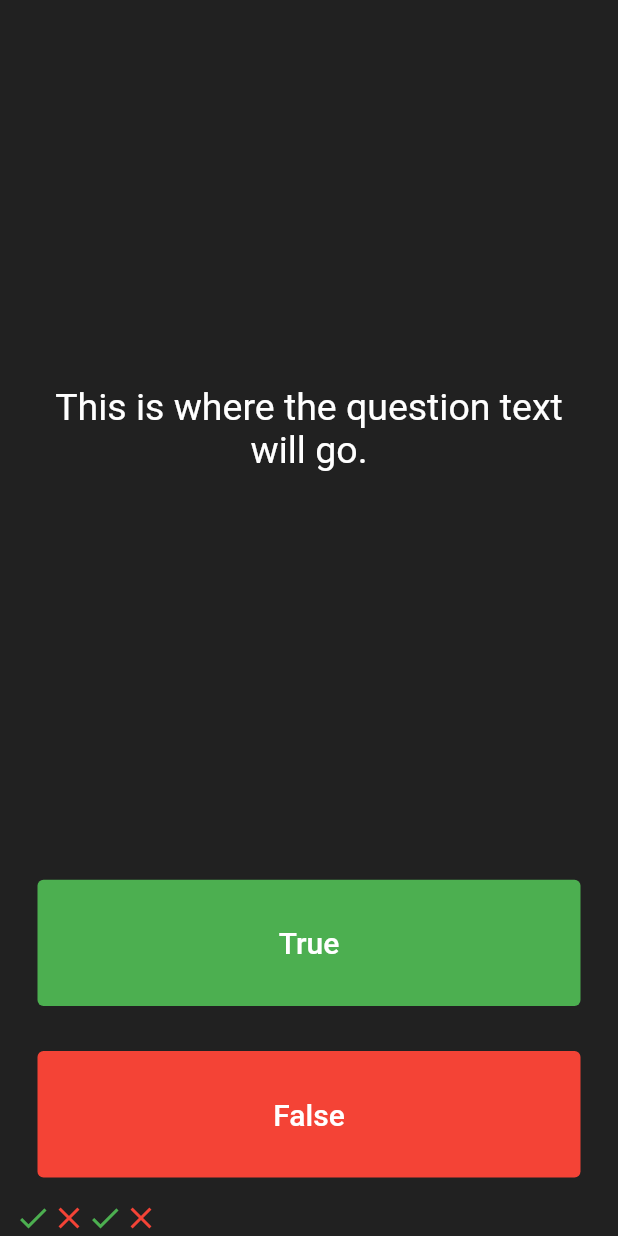
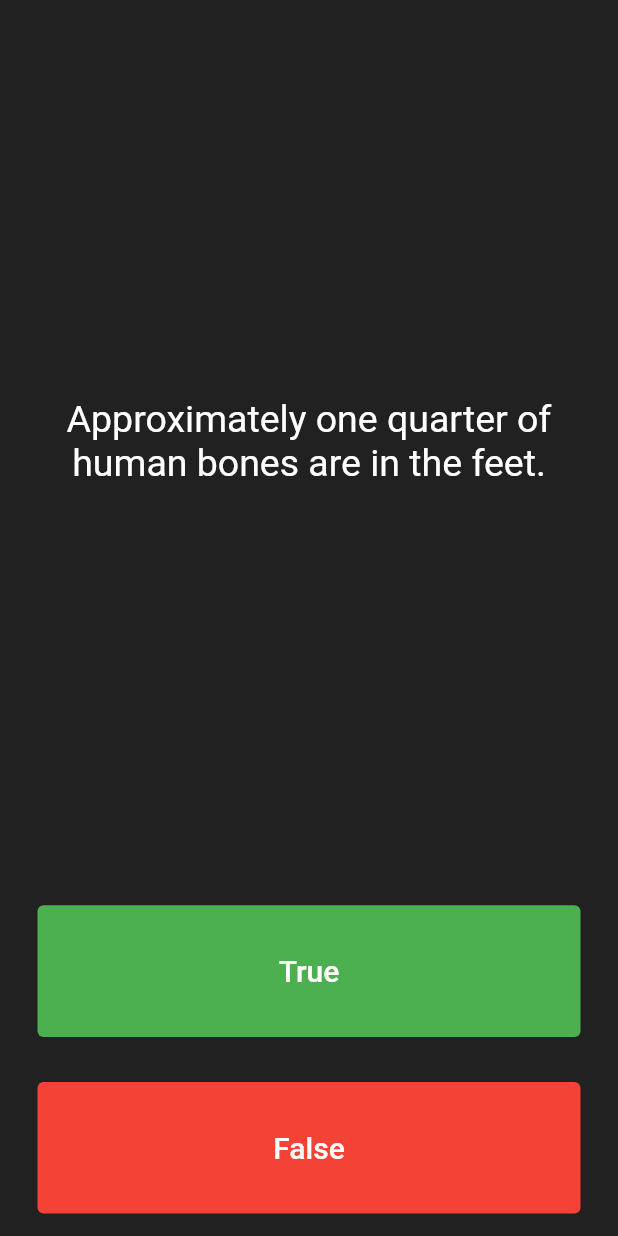
Before and after one commit to kkartikk95/quizapp, a Flutter app: the screen it shows after launch, after a tap on "True", after a tap on "False", on a phone screen of 412 x 824 dp. Run offline on Flutter 3.47's test engine with Material 2 defaults, Android fonts, the light colour scheme and no system bars.

Commit message:
Created a question class for a structure of the question and answers. created a quizBrain class that will hold the question bank along with the answers

```diff
--- a/lib/main.dart
+++ b/lib/main.dart
@@ -1,4 +1,7 @@
 import 'package:flutter/material.dart';
+import 'quizbrain.dart';
+
+QuizBrain quizBrain = QuizBrain();
 
 void main() => runApp(Quizzler());
 
@@ -27,15 +30,9 @@
 class _QuizPageState extends State<QuizPage> {
 
   List<Widget> scoreTracker = [
-    Icon(
-      Icons.check,
-      color: Colors.green,
-    ),
-    Icon(
-      Icons.close,
-      color: Colors.red,
-    ),
   ];
+
+  int questionNum = 0;
 
   @override
   Widget build(BuildContext context) {
@@ -49,7 +46,7 @@
             padding: EdgeInsets.all(10.0),
             child: Center(
               child: Text(
-                'This is where the question text will go.',
+                quizBrain.questionBank[questionNum].questionText,
                 textAlign: TextAlign.center,
                 style: TextStyle(
                   fontSize: 25.0,
@@ -75,13 +72,13 @@
               ),
               onPressed: () {
                 //The user picked true.
+                bool correctanswer =  quizBrain.questionBank[questionNum].questionAnswer;
+
+                if (correctanswer == true){
+                  print('you got it');
+                }
                 setState(() {
-                  scoreTracker.add(
-                    Icon(
-                      Icons.check,
-                      color: Colors.green,
-                    ),
-                  );
+                  questionNum +=1;
                 });
               },
             ),
@@ -103,13 +100,13 @@
               ),
               onPressed: () {
                 //The user picked false.
+                bool correctanswer =  quizBrain.questionBank[questionNum].questionAnswer;
+
+                if (correctanswer == false){
+                  print('you got it');
+                }
                 setState(() {
-                  scoreTracker.add(
-                    Icon(
-                      Icons.close,
-                      color: Colors.red,
-                    ),
-                  );
+                  questionNum++;
                 });
               },
             ),
--- /dev/null
+++ b/lib/question.dart
@@ -0,0 +1,9 @@
+class Question {
+  String questionText ='';
+  bool questionAnswer = false;
+
+  Question ( String q,  bool a){
+    questionText = q;
+    questionAnswer = a;
+  }
+}
```
Also changed, not shown: lib/quizbrain.dart (added, +33 -0 lines).
